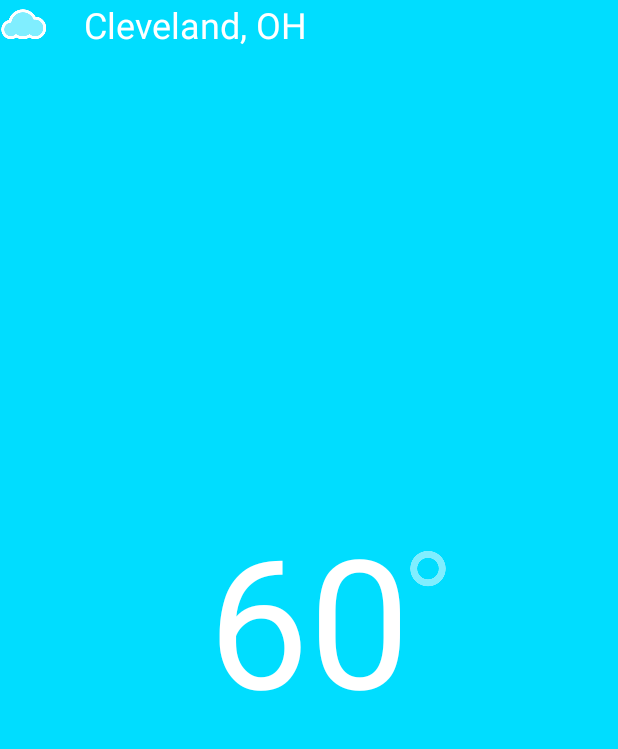
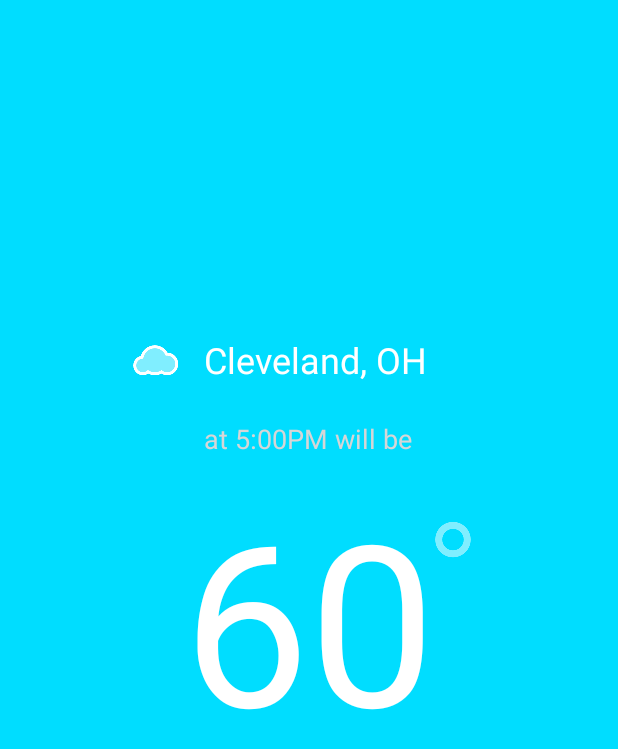
Before and after one commit to geanamonte/Stormy, an Android app: the screen it shows after launch (MainActivity), on a phone screen of 412 x 824 dp. Shown: the top 749 px of the screen. Run offline under Robolectric (Android 15) with nearby library versions, the phone set to English and light mode, and no system bars.

Commit message:
Mudanças no layout

```diff
--- a/app/src/main/res/layout/activity_main.xml
+++ b/app/src/main/res/layout/activity_main.xml
@@ -15,7 +15,7 @@
         android:layout_marginBottom="8dp"
         android:text="60"
         android:textColor="@android:color/white"
-        android:textSize="120sp"
+        android:textSize="150sp"
         app:layout_constraintBottom_toBottomOf="parent"
         app:layout_constraintEnd_toEndOf="parent"
         app:layout_constraintStart_toStartOf="parent"
@@ -25,20 +25,24 @@
         android:id="@+id/imageView"
         android:layout_width="wrap_content"
         android:layout_height="wrap_content"
-        app:srcCompat="@drawable/cloudy"
-        tools:layout_editor_absoluteX="100dp"
-        tools:layout_editor_absoluteY="125dp" />
+        android:layout_marginEnd="16dp"
+        android:layout_marginBottom="24dp"
+        app:layout_constraintBottom_toTopOf="@+id/textView3"
+        app:layout_constraintEnd_toStartOf="@+id/textView2"
+        app:srcCompat="@drawable/cloudy" />
 
     <TextView
         android:id="@+id/textView2"
         android:layout_width="wrap_content"
         android:layout_height="wrap_content"
-        android:layout_marginStart="24dp"
+        android:layout_marginStart="8dp"
+        android:layout_marginBottom="24dp"
         android:text="Cleveland, OH"
         android:textColor="@android:color/white"
         android:textSize="24sp"
-        app:layout_constraintStart_toEndOf="@+id/imageView"
-        tools:layout_editor_absoluteY="125dp" />
+        app:layout_constraintBottom_toTopOf="@+id/textView3"
+        app:layout_constraintEnd_toEndOf="parent"
+        app:layout_constraintStart_toStartOf="parent" />
 
     <ImageView
         android:id="@+id/degree_image_view"
@@ -48,4 +52,17 @@
         app:layout_constraintStart_toEndOf="@+id/temperature_view"
         app:layout_constraintTop_toTopOf="@+id/temperature_view"
         app:srcCompat="@drawable/degree" />
+
+    <TextView
+        android:id="@+id/textView3"
+        android:layout_width="wrap_content"
+        android:layout_height="wrap_content"
+        android:layout_marginBottom="8dp"
+        android:text="at 5:00PM will be"
+        android:textColor="@color/half_white"
+        android:textSize="18sp"
+        app:layout_constraintBottom_toTopOf="@+id/temperature_view"
+        app:layout_constraintEnd_toEndOf="parent"
+        app:layout_constraintHorizontal_bias="0.498"
+        app:layout_constraintStart_toStartOf="parent" />
 </android.support.constraint.ConstraintLayout>
```
Also changed, not shown: app/src/main/res/drawable/ic_launcher_background.xml (+70 -69 lines).
